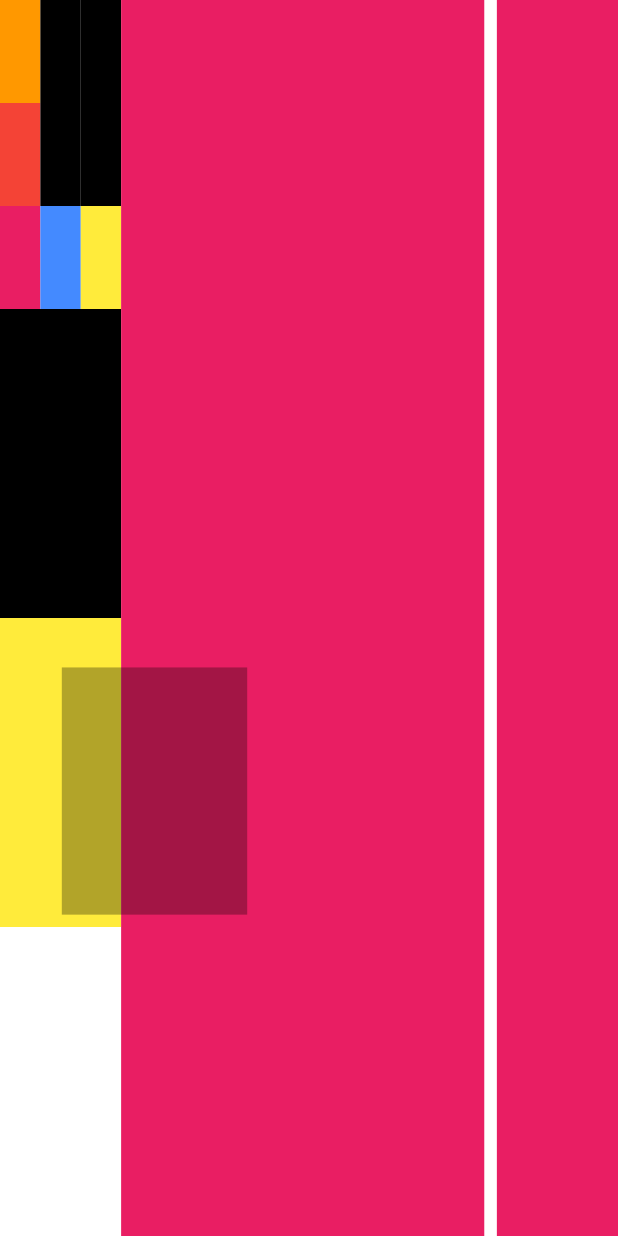
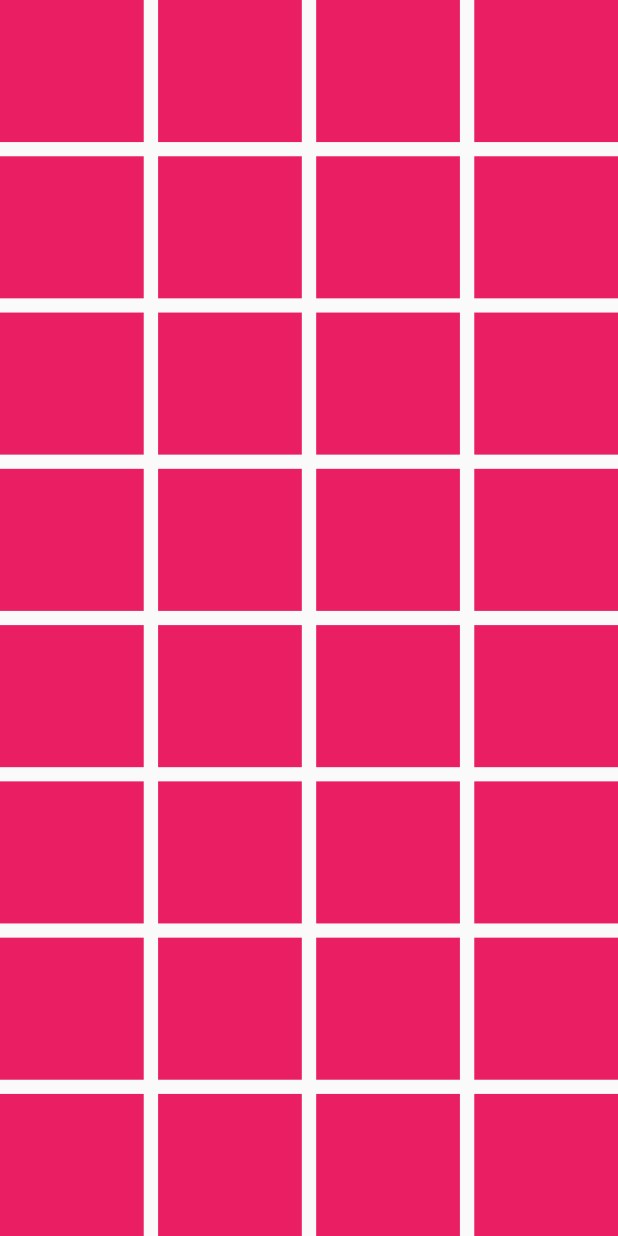
Before and after one commit to baobombi/FlutterChallenge_1, a Flutter app: the screen it shows after launch, on a phone screen of 412 x 824 dp. Run offline on Flutter 3.47's test engine with Material 2 defaults, Android fonts, the light colour scheme and no system bars.

Commit message:
practice2 completed

```diff
--- /dev/null
+++ b/lib/challenge_day1_practice_2_3.dart
@@ -0,0 +1,57 @@
+import 'package:flutter/material.dart';
+import 'responsive_screen/app_config.dart';
+
+class ScreenThree extends StatelessWidget {
+  late AppConfig _appConfig;
+  @override
+  Widget build(BuildContext context) {
+    _appConfig = AppConfig(context);
+
+    _createWidget() {
+      return Expanded(
+        flex: 10,
+        child: Container(
+          color: Colors.pink,
+        ),
+      );
+    }
+
+    _createSpacing() {
+      return const Expanded(
+        flex: 1,
+        child: SizedBox(),
+      );
+    }
+
+    Widget _createRow(nunberRow) {
+      List<Widget> results = [];
+      for (int i = 0; i < nunberRow; i++) {
+        results.add(_createWidget());
+        if (i < nunberRow - 1) {
+          results.add(
+            _createSpacing(),
+          );
+        }
+      }
+      return Expanded(
+        flex: 10,
+        child: Row(children: results),
+      );
+    }
+
+    List<Widget> _renderScreen(numberRow, numberColum) {
+      List<Widget> results = [];
+      for (int i = 0; i < numberColum; i++) {
+        results.add(_createRow(numberRow));
+        if (i < numberColum - 1) {
+          results.add(_createSpacing());
+        }
+      }
+      return results;
+    }
+
+    return Scaffold(
+      body: Column(children: _renderScreen(4, 8)),
+    );
+  }
+}
--- a/lib/main.dart
+++ b/lib/main.dart
@@ -1,5 +1,9 @@
 import "package:flutter/material.dart";
-import 'package:lab_challenge/home_page.dart';
+//import 'package:lab_challenge/home_page.dart';
+import 'package:lab_challenge/challenge_day1_practice_2.dart'; //class ScreenOne()
+import 'package:lab_challenge/challenge_day1_practice_2_2.dart'; //class ScreenTwo()
+import 'package:lab_challenge/challenge_day1_practice_2_3.dart'; //class ScreenThree()
+import 'package:lab_challenge/challenge_day1_practice_2_4.dart'; //class ScrrenFour()
 
 void main() => runApp(MyApp());
 
@@ -8,7 +12,7 @@ class MyApp extends StatelessWidget {
   @override
   Widget build(BuildContext context) {
     return MaterialApp(
-      home: HomePage(),
+      home: ScreenThree(),
       debugShowCheckedModeBanner: false,
     );
   }
```
Also changed, not shown: lib/challenge_day1_practice_2.dart (added, +31 -0 lines), lib/challenge_day1_practice_2_2.dart (added, +31 -0 lines), lib/challenge_day1_practice_2_4.dart (added, +42 -0 lines).
